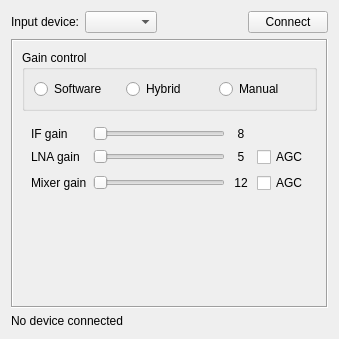
The window that gui/setupdialog.ui (KejPi/AbracaDABra) describes before a commit, drawn with Qt 5.
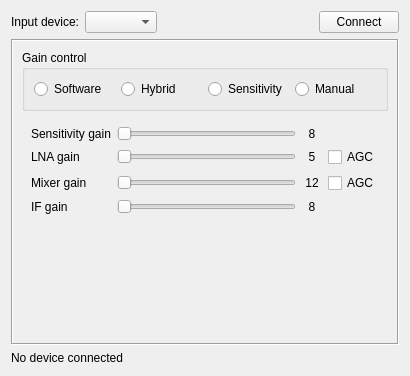
The same window after the commit. The open tabs and pages were chosen to show the change.

Commit message: Airspy: sensitivity gain manual control added to setup dialog

The edit to the form file:
```diff
--- a/gui/setupdialog.ui
+++ b/gui/setupdialog.ui
@@ -6,8 +6,8 @@
    <rect>
     <x>0</x>
     <y>0</y>
-    <width>339</width>
-    <height>339</height>
+    <width>410</width>
+    <height>376</height>
    </rect>
   </property>
   <property name="windowTitle">
@@ -401,6 +401,13 @@
             </property>
            </widget>
           </item>
+          <item>
+           <widget class="QRadioButton" name="airspyGainModeSensitivity">
+            <property name="text">
+             <string>Sensitivity</string>
+            </property>
+           </widget>
+          </item>
           <item>
            <widget class="QRadioButton" name="airspyGainModeManual">
             <property name="text">
@@ -414,75 +421,61 @@
        <item>
         <widget class="QWidget" name="airspyGainWidget" native="true">
          <layout class="QGridLayout" name="gridLayout_5">
+          <item row="5" column="2">
+           <widget class="QLabel" name="airspyMixerGainLabel">
+            <property name="minimumSize">
+             <size>
+              <width>20</width>
+              <height>0</height>
+             </size>
+            </property>
+            <property name="text">
+             <string>12</string>
+            </property>
+            <property name="alignment">
+             <set>Qt::AlignCenter</set>
+            </property>
+           </widget>
+          </item>
           <item row="0" column="0">
            <widget class="QLabel" name="label">
             <property name="text">
-             <string>IF gain</string>
+             <string>Sensitivity gain</string>
             </property>
            </widget>
           </item>
-          <item row="0" column="1">
-           <widget class="QSlider" name="airspyIFGainSlider">
-            <property name="maximum">
-             <number>21</number>
-            </property>
-            <property name="orientation">
-             <enum>Qt::Horizontal</enum>
-            </property>
-           </widget>
-          </item>
-          <item row="0" column="2">
-           <widget class="QLabel" name="airspyIFGainLabel">
+          <item row="4" column="3">
+           <widget class="QCheckBox" name="airspyLNAAGCCheckbox">
             <property name="text">
-             <string>8</string>
+             <string>AGC</string>
             </property>
-            <property name="alignment">
-             <set>Qt::AlignCenter</set>
-            </property>
            </widget>
           </item>
-          <item row="1" column="0">
+          <item row="4" column="0">
            <widget class="QLabel" name="airspyLNAGain">
             <property name="text">
              <string>LNA gain</string>
             </property>
            </widget>
           </item>
-          <item row="1" column="1">
-           <widget class="QSlider" name="airspyLNAGainSlider">
-            <property name="maximum">
-             <number>21</number>
-            </property>
-            <property name="orientation">
-             <enum>Qt::Horizontal</enum>
-            </property>
-           </widget>
-          </item>
-          <item row="1" column="2">
-           <widget class="QLabel" name="airspyLNAGainLabel">
-            <property name="text">
-             <string>5</string>
-            </property>
-            <property name="alignment">
-             <set>Qt::AlignCenter</set>
-            </property>
-           </widget>
-          </item>
-          <item row="1" column="3">
-           <widget class="QCheckBox" name="airspyLNAAGCCheckbox">
-            <property name="text">
-             <string>AGC</string>
-            </property>
-           </widget>
-          </item>
-          <item row="2" column="0">
+          <item row="5" column="0">
            <widget class="QLabel" name="airspyMixerGain">
             <property name="text">
              <string>Mixer gain</string>
             </property>
            </widget>
           </item>
-          <item row="2" column="1">
+          <item row="4" column="2">
+           <widget class="QLabel" name="airspyLNAGainLabel">
+            <property name="text">
+             <string>5</string>
+            </property>
+            <property name="alignment">
+             <set>Qt::AlignCenter</set>
+            </property>
+           </widget>
+          </item>
+          <item row="5" column="1">
            <widget class="QSlider" name="airspyMixerGainSlider">
             <property name="maximum">
              <number>21</number>
@@ -492,29 +485,70 @@
             </property>
            </widget>
           </item>
-          <item row="2" column="2">
-           <widget class="QLabel" name="airspyMixerGainLabel">
-            <property name="minimumSize">
-             <size>
-              <width>20</width>
-              <height>0</height>
-             </size>
+          <item row="0" column="1">
+           <widget class="QSlider" name="airspySensitivityGainSlider">
+            <property name="maximum">
+             <number>21</number>
             </property>
+            <property name="orientation">
+             <enum>Qt::Horizontal</enum>
+            </property>
+           </widget>
+          </item>
+          <item row="0" column="2">
+           <widget class="QLabel" name="airspySensitivityGainLabel">
             <property name="text">
-             <string>12</string>
+             <string>8</string>
             </property>
             <property name="alignment">
              <set>Qt::AlignCenter</set>
             </property>
            </widget>
           </item>
-          <item row="2" column="3">
+          <item row="4" column="1">
+           <widget class="QSlider" name="airspyLNAGainSlider">
+            <property name="maximum">
+             <number>21</number>
+            </property>
+            <property name="orientation">
+             <enum>Qt::Horizontal</enum>
+            </property>
+           </widget>
+          </item>
+          <item row="5" column="3">
            <widget class="QCheckBox" name="airspyMixerAGCCheckbox">
             <property name="text">
              <string>AGC</string>
             </property>
            </widget>
           </item>
+          <item row="6" column="0">
+           <widget class="QLabel" name="airspyIFGain">
+            <property name="text">
+             <string>IF gain</string>
+            </property>
+           </widget>
+          </item>
+          <item row="6" column="1">
+           <widget class="QSlider" name="airspyIFGainSlider">
+            <property name="maximum">
+             <number>21</number>
+            </property>
+            <property name="orientation">
+             <enum>Qt::Horizontal</enum>
+            </property>
+           </widget>
+          </item>
+          <item row="6" column="2">
+           <widget class="QLabel" name="airspyIFGainLabel">
+            <property name="text">
+             <string>8</string>
+            </property>
+            <property name="alignment">
+             <set>Qt::AlignCenter</set>
+            </property>
+           </widget>
+          </item>
          </layout>
         </widget>
        </item>
```
Left out of the diff: 4 changed lines with no effect on the pictures. The commit also changes 10 other files.
